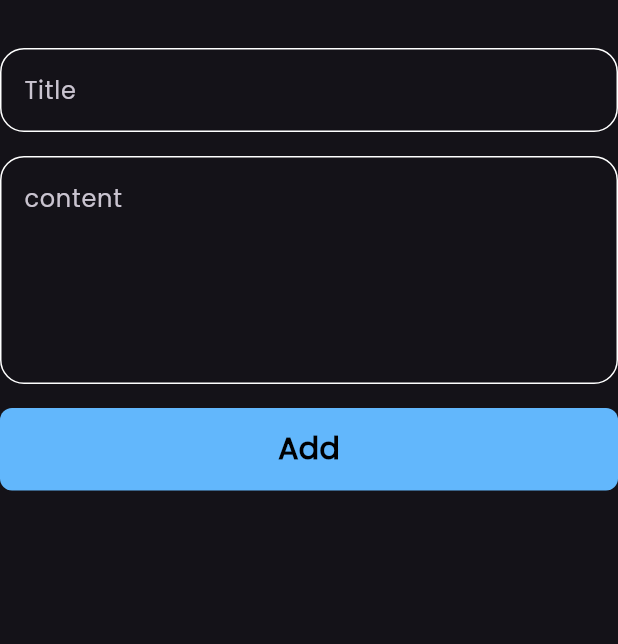
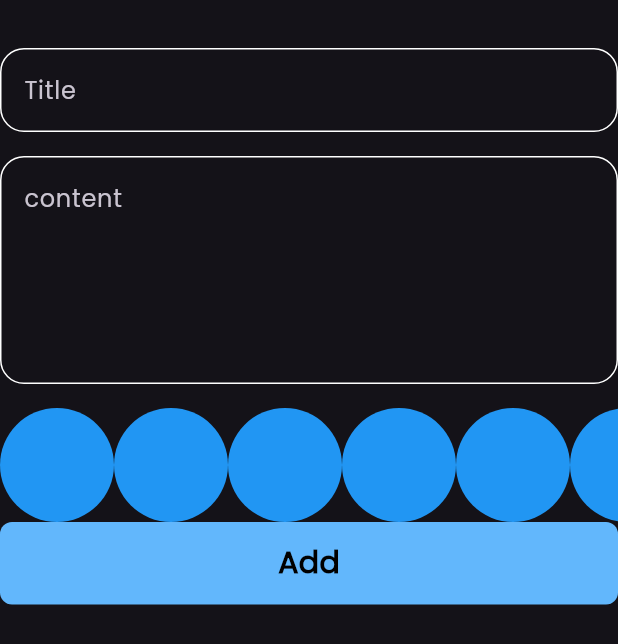
Before and after one commit to moadel2004/notes_app, a Flutter app: the AddNoteForm widget shown alone on an empty page, opened directly, on a phone screen of 412 x 824 dp. Shown: the top 644 px of the screen. Run offline on Flutter 3.47's test engine with Material 3 defaults, Android fonts, the phone set to English and light mode, and no system bars; our stand-ins replace bloc, flutter_bloc, font_awesome_flutter, hive, hive_flutter, modal_progress_hud_nsn and 1 more; missing offline and left inert: dart:ffi; accounts and stored records are empty.

Commit message:
create colors list view part 1

```diff
--- /dev/null
+++ b/lib/views/widgets/Colors_List_view.dart
@@ -0,0 +1,29 @@
+import 'package:flutter/material.dart';
+import 'package:flutter/widgets.dart';
+
+class ColorItem extends StatelessWidget {
+  const ColorItem({super.key});
+
+  @override
+  Widget build(BuildContext context) {
+    return const CircleAvatar(radius: 38, backgroundColor: Colors.blue);
+  }
+}
+
+class ColorLLidtView extends StatelessWidget {
+  const ColorLLidtView({super.key});
+
+  @override
+  Widget build(BuildContext context) {
+    return SizedBox(
+      height: 38 * 2,
+      child: ListView.builder(
+        itemCount: 10,
+        scrollDirection: Axis.horizontal,
+        itemBuilder: (context, index) {
+          return const ColorItem();
+        },
+      ),
+    );
+  }
+}
--- a/lib/views/widgets/add_note_form.dart
+++ b/lib/views/widgets/add_note_form.dart
@@ -3,6 +3,7 @@ import 'package:flutter_bloc/flutter_bloc.dart';
 import 'package:note_app/cubits/Add_Note_cubit/add_note_cubit.dart';
 import 'package:note_app/models/note_model.dart';
 import 'package:intl/intl.dart';
+import 'package:note_app/views/widgets/Colors_List_view.dart';
 
 import 'package:note_app/views/widgets/CustomTextField.dart';
 import 'package:note_app/views/widgets/customBottom.dart';
@@ -40,7 +41,9 @@ class _AddNoteFormState extends State<AddNoteForm> {
             hint: 'content',
             maxLines: 5,
           ),
+
           SizedBox(height: 16),
+          ColorLLidtView(),
           BlocBuilder<AddNoteCubit, AddNoteState>(
             builder: (context, state) {
               return Custombottom(
```
